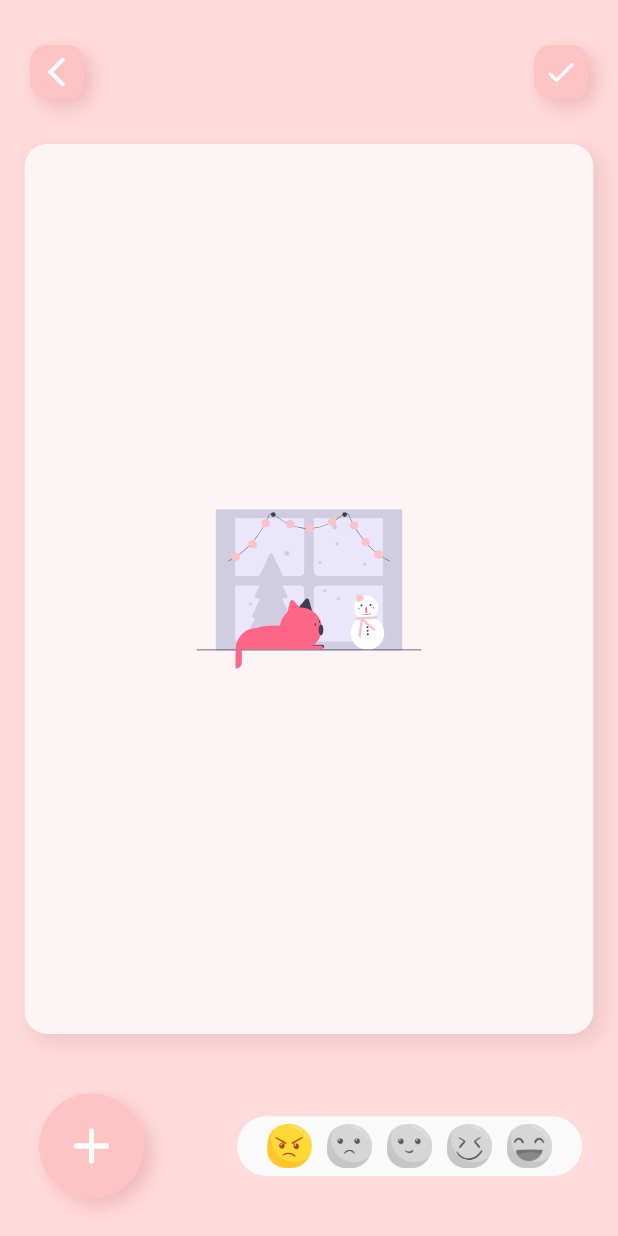
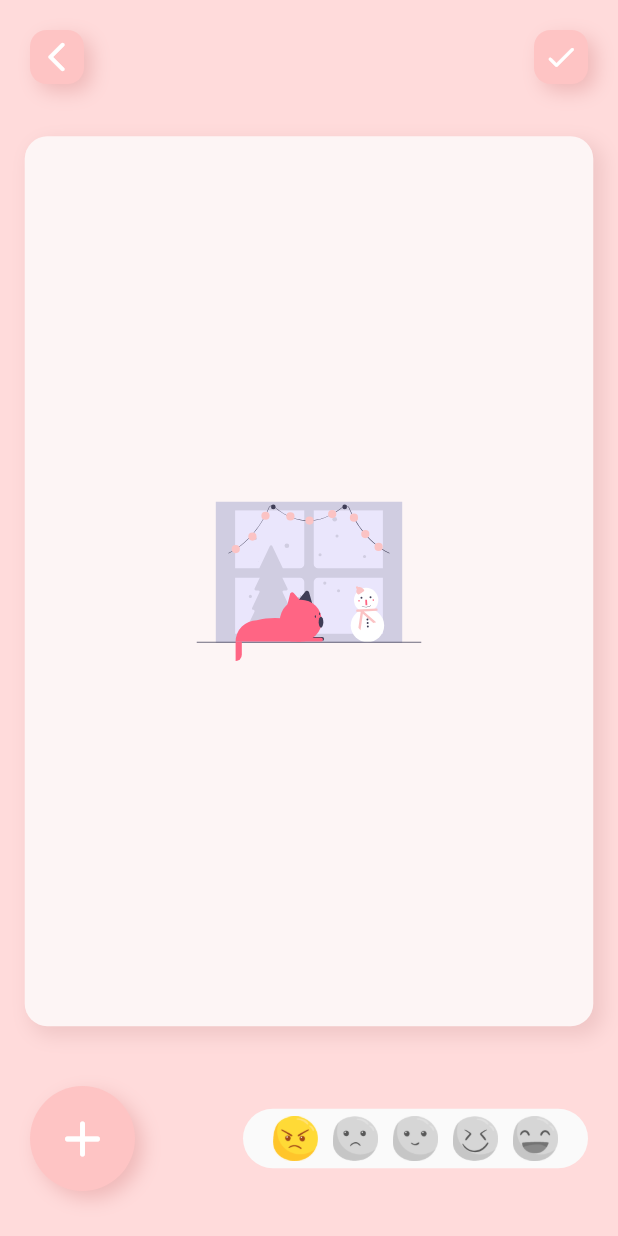
Before and after one commit to cherrrity/Team.AJJODAGA, a Flutter app: the WriteCardPage screen opened by its route, on a phone screen of 412 x 824 dp. Run offline on Flutter 3.47's test engine with Material 2 defaults, Android fonts, the phone set to English and light mode, and no system bars; drawn by our look-alikes of flip_card; our stand-ins replace flutter_svg, flutter_swiper, image_picker, scroll_snap_list, shared_preferences, sqflite; missing offline and left inert: flutter_cupertino_date_picker, simple_gesture_detector; accounts and stored records are empty.

Commit message:
cardview layout 변경

```diff
--- a/lib/views/card_write_view.dart
+++ b/lib/views/card_write_view.dart
@@ -20,6 +20,7 @@ class WriteCardPage extends StatefulWidget {
 }
 
 class _WriteCardPage extends State<WriteCardPage> {
+
   Diary _diary = new Diary();
   bool _isPhoto = false;
   bool _isEdit = false;
@@ -93,7 +94,6 @@ class _WriteCardPage extends State<WriteCardPage> {
     });
   }
 
-
   void saveForm() {
     _form.currentState.save();
     DBHelper().insertDiary(_diary);
@@ -102,14 +102,21 @@ class _WriteCardPage extends State<WriteCardPage> {
 
   @override
   Widget build(BuildContext context) {
+    double _height = MediaQuery.of(context).size.height;// - MediaQuery.of(context).padding.top;
+    double _width = MediaQuery.of(context).size.width;
+    double _cardHeight = _height * 0.72;
+    double _cardWidth = _width * 0.92;
+    double _innerImageHeight = _cardHeight * 0.83;
+    double _innerImageWidth = _cardWidth * 0.95;
 
     // TODO: implement build
     return Scaffold(
       resizeToAvoidBottomInset: false,
       body: Column(
+        mainAxisAlignment: MainAxisAlignment.spaceBetween,
         children: [
           Container(
-            margin: const EdgeInsets.only(top: 30, bottom:30, left: 20, right: 20),
+            margin: const EdgeInsets.only(top: 20, bottom:20, left: 20, right: 20),
             child: Row(
               mainAxisAlignment: MainAxisAlignment.spaceBetween,
               children: [
@@ -141,16 +148,16 @@ class _WriteCardPage extends State<WriteCardPage> {
               direction: FlipDirection.HORIZONTAL, // default
               front: Container(
                 padding: EdgeInsets.all(16.0),
-                width: MediaQuery.of(context).size.width * 0.92,
-                height: MediaQuery.of(context).size.height * 0.72,
+                width: _cardWidth,
+                height: _cardHeight,
                 // 이미지가 있을 때 없을 때
                 child: _diary.image != ''
                     ? Center(
                   child: Column(
                     children: [
                       Container(
-                        width: MediaQuery.of(context).size.width * 0.85,
-                        height: MediaQuery.of(context).size.height * 0.62,
+                        width: _innerImageWidth,
+                        height: _innerImageHeight,
                         decoration: BoxDecoration(
                           borderRadius: BorderRadius.circular(10),
                           image: DecorationImage(
@@ -188,8 +195,8 @@ class _WriteCardPage extends State<WriteCardPage> {
               ),
               back: Container(
                 // 메인 카드 뒷면
-                width: MediaQuery.of(context).size.width * 0.92,
-                height: MediaQuery.of(context).size.height * 0.72,
+                width: _cardWidth,
+                height: _cardHeight,
                 child: Form(
                   key: _form,
                   child: Padding(
@@ -275,14 +282,13 @@ class _WriteCardPage extends State<WriteCardPage> {
               ),
             ),
           ),
-        ],
-      ),
-      floatingActionButton: Stack(
+          Container(
+            //height : _height * 14,
+            margin: const EdgeInsets.only(top: 25, bottom:30, left: 20, right: 20),
+            child: Row(
+              mainAxisAlignment: MainAxisAlignment.spaceBetween,
               children: [
-          Positioned(
-            left : 10,
-            bottom : 25,
-            child: NeumorphicContainer(
+                NeumorphicContainer(
                   child: IconButton(
                     icon: Icon(Icons.add_rounded),
                     iconSize: 40,
@@ -298,11 +304,7 @@ class _WriteCardPage extends State<WriteCardPage> {
                   ),
                   shape: "add",
                 ),
-          ),
-          Positioned(
-              right: 40,
-              bottom: 40,
-              child: Container(
+                Container(
                   child: Row(
                     children: [
                       InkWell(
@@ -402,11 +404,12 @@ class _WriteCardPage extends State<WriteCardPage> {
                     color: const Color(0xfffafafa),
                   ),
                 )
-          )
               ],
             ),
-      // startdocked
-      floatingActionButtonLocation: FloatingActionButtonLocation.startDocked,
+          ),
+
+        ],
+      ),
     );
   }
 }
```
Also changed, not shown: lib/modules/HorizontalList.dart (+0 -11 lines), lib/views/card_view.dart (+9 -4 lines), lib/widget/card.dart (+15 -8 lines). Lines whose indentation alone changed are shown as unchanged.
